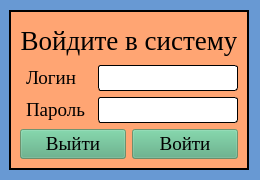
Qt form workplaceForDirector/ui/logIn.ui (piplofen/pythonDev) before a commit.
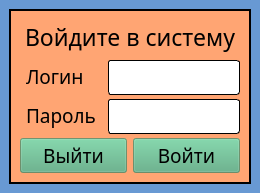
The same form after that commit. Icons and pictures are not drawn.

Commit message: create reg window create database class

Diff of the .ui file:
```diff
--- a/workplaceForDirector/ui/logIn.ui
+++ b/workplaceForDirector/ui/logIn.ui
@@ -7,19 +7,19 @@
     <x>0</x>
     <y>0</y>
     <width>260</width>
-    <height>180</height>
+    <height>193</height>
    </rect>
   </property>
   <property name="minimumSize">
    <size>
     <width>260</width>
-    <height>180</height>
+    <height>193</height>
    </size>
   </property>
   <property name="maximumSize">
    <size>
     <width>260</width>
-    <height>180</height>
+    <height>193</height>
    </size>
   </property>
   <property name="font">
@@ -40,21 +40,9 @@
   <widget class="QWidget" name="centralwidget">
    <layout class="QVBoxLayout" name="verticalLayout_2">
     <item>
-     <layout class="QVBoxLayout" name="verticalLayout">
+     <layout class="QHBoxLayout" name="horizontalLayout">
       <item>
-       <widget class="QFrame" name="FrameLogIn">
-        <property name="minimumSize">
-         <size>
-          <width>240</width>
-          <height>160</height>
-         </size>
-        </property>
-        <property name="maximumSize">
-         <size>
-          <width>240</width>
-          <height>160</height>
-         </size>
-        </property>
+       <widget class="QFrame" name="frame">
         <property name="styleSheet">
          <string notr="true">QFrame{
 background: #FFA573;
@@ -88,16 +76,18 @@
         <property name="frameShadow">
          <enum>QFrame::Raised</enum>
         </property>
-        <layout class="QVBoxLayout" name="verticalLayout_4">
+        <layout class="QVBoxLayout" name="verticalLayout">
          <item>
           <layout class="QVBoxLayout" name="verticalLayout_3">
            <item>
             <widget class="QLabel" name="label_3">
              <property name="font">
               <font>
-               <family>Times New Roman</family>
-               <pointsize>20</pointsize>
+               <family>Droid Serif</family>
+               <pointsize>17</pointsize>
+               <weight>50</weight>
                <italic>false</italic>
+               <bold>false</bold>
               </font>
              </property>
              <property name="layoutDirection">
@@ -115,16 +105,22 @@
             <layout class="QGridLayout" name="gridLayout">
              <item row="0" column="1">
               <widget class="QLineEdit" name="LineEditLogin">
+               <property name="minimumSize">
+                <size>
+                 <width>0</width>
+                 <height>35</height>
+                </size>
+               </property>
                <property name="maximumSize">
                 <size>
                  <width>100100</width>
-                 <height>27</height>
+                 <height>35</height>
                 </size>
                </property>
                <property name="font">
                 <font>
-                 <family>Times New Roman</family>
-                 <pointsize>14</pointsize>
+                 <family>Droid Serif</family>
+                 <pointsize>12</pointsize>
                  <italic>false</italic>
                 </font>
                </property>
@@ -134,7 +130,7 @@
               <widget class="QLabel" name="label_2">
                <property name="font">
                 <font>
-                 <family>Times New Roman</family>
+                 <family>Droid Serif</family>
                  <pointsize>14</pointsize>
                  <italic>false</italic>
                 </font>
@@ -154,7 +150,7 @@
                </property>
                <property name="font">
                 <font>
-                 <family>Times New Roman</family>
+                 <family>Droid Serif</family>
                  <pointsize>14</pointsize>
                  <italic>false</italic>
                 </font>
@@ -166,16 +162,22 @@
              </item>
              <item row="2" column="1">
               <widget class="QLineEdit" name="LineEditPassword">
+               <property name="minimumSize">
+                <size>
+                 <width>0</width>
+                 <height>35</height>
+                </size>
+               </property>
                <property name="maximumSize">
                 <size>
                  <width>16777215</width>
-                 <height>27</height>
+                 <height>35</height>
                 </size>
                </property>
                <property name="font">
                 <font>
-                 <family>Times New Roman</family>
-                 <pointsize>14</pointsize>
+                 <family>Droid Serif</family>
+                 <pointsize>12</pointsize>
                  <italic>false</italic>
                 </font>
                </property>
@@ -187,12 +189,12 @@
             </layout>
            </item>
            <item>
-            <layout class="QHBoxLayout" name="horizontalLayout">
+            <layout class="QHBoxLayout" name="horizontalLayout_2">
              <item>
               <widget class="QPushButton" name="bttnExit">
                <property name="font">
                 <font>
-                 <family>Times New Roman</family>
+                 <family>Droid Serif</family>
                  <pointsize>14</pointsize>
                  <italic>false</italic>
                 </font>
@@ -210,7 +212,7 @@
               <widget class="QPushButton" name="bttnLog">
                <property name="font">
                 <font>
-                 <family>Times New Roman</family>
+                 <family>Droid Serif</family>
                  <pointsize>14</pointsize>
                  <italic>false</italic>
                 </font>
```
Left out of the diff: 1 changed line with no effect on the pictures. The commit also changes 6 other files.
